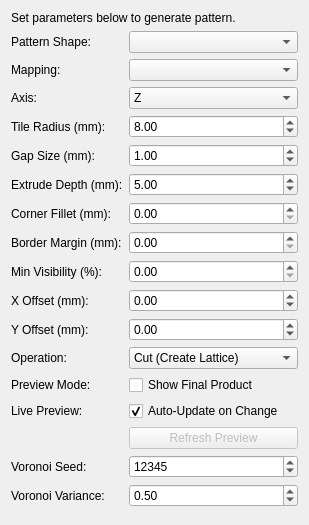
Above: freecad/latticegen/resources/ui/lattice_panel.ui from saltchicken/LatticeGen before the change. Below: the same form after it.
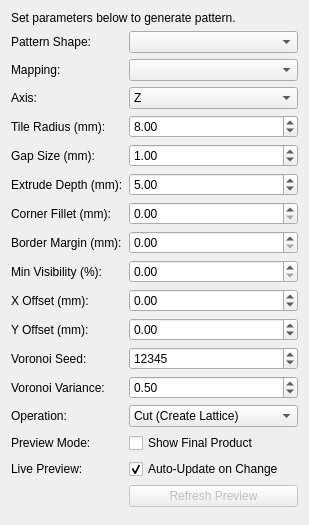
That is the form after the change.

Commit message: Fix mapping error

```diff
--- a/freecad/latticegen/resources/ui/lattice_panel.ui
+++ b/freecad/latticegen/resources/ui/lattice_panel.ui
@@ -40,56 +40,42 @@
      <item row="9" column="1"><widget class="QDoubleSpinBox" name="offset_x_spin"><property name="minimum"><double>-1000.0</double></property><property name="maximum"><double>1000.0</double></property></widget></item>
      <item row="10" column="0"><widget class="QLabel"><property name="text"><string>Y Offset (mm):</string></property></widget></item>
      <item row="10" column="1"><widget class="QDoubleSpinBox" name="offset_y_spin"><property name="minimum"><double>-1000.0</double></property><property name="maximum"><double>1000.0</double></property></widget></item>
-     <item row="11" column="0"><widget class="QLabel"><property name="text"><string>Operation:</string></property></widget></item>
-     <item row="11" column="1">
+     
+     <!-- Inserted Voronoi parameters here at rows 11 and 12 -->
+     <item row="11" column="0"><widget class="QLabel" name="voronoi_seed_label"><property name="text"><string>Voronoi Seed:</string></property></widget></item>
+     <item row="11" column="1"><widget class="QSpinBox" name="voronoi_seed_spin"><property name="maximum"><number>999999</number></property><property name="value"><number>12345</number></property></widget></item>
+     
+     <item row="12" column="0"><widget class="QLabel" name="voronoi_variance_label"><property name="text"><string>Voronoi Variance:</string></property></widget></item>
+     <item row="12" column="1"><widget class="QDoubleSpinBox" name="voronoi_variance_spin"><property name="maximum"><double>1.0</double></property><property name="singleStep"><double>0.1</double></property><property name="value"><double>0.5</double></property></widget></item>
+     
+     <!-- Shifted remaining items down by 2 -->
+     <item row="13" column="0"><widget class="QLabel"><property name="text"><string>Operation:</string></property></widget></item>
+     <item row="13" column="1">
       <widget class="QComboBox" name="operation_combo">
        <item><property name="text"><string>Cut (Create Lattice)</string></property></item>
        <item><property name="text"><string>Common (Create Panels)</string></property></item>
       </widget>
      </item>
-     <item row="12" column="0"><widget class="QLabel"><property name="text"><string>Preview Mode:</string></property></widget></item>
-     <item row="12" column="1">
+     <item row="14" column="0"><widget class="QLabel"><property name="text"><string>Preview Mode:</string></property></widget></item>
+     <item row="14" column="1">
       <widget class="QCheckBox" name="preview_toggle_check">
        <property name="text"><string>Show Final Product</string></property>
       </widget>
      </item>
-     <item row="13" column="0"><widget class="QLabel"><property name="text"><string>Live Preview:</string></property></widget></item>
-     <item row="13" column="1">
+     <item row="15" column="0"><widget class="QLabel"><property name="text"><string>Live Preview:</string></property></widget></item>
+     <item row="15" column="1">
       <widget class="QCheckBox" name="auto_update_check">
        <property name="text"><string>Auto-Update on Change</string></property>
        <property name="checked"><bool>true</bool></property>
       </widget>
      </item>
-     <item row="14" column="0"><widget class="QLabel"><property name="text"><string></string></property></widget></item>
-     <item row="14" column="1">
+     <item row="16" column="0"><widget class="QLabel"><property name="text"><string></string></property></widget></item>
+     <item row="16" column="1">
       <widget class="QPushButton" name="refresh_button">
        <property name="text"><string>Refresh Preview</string></property>
        <property name="enabled"><bool>false</bool></property>
       </widget>
      </item>
-     <item row="15" column="0">
-      <widget class="QLabel" name="voronoi_seed_label">
-       <property name="text"><string>Voronoi Seed:</string></property>
-      </widget>
-     </item>
-     <item row="15" column="1">
-      <widget class="QSpinBox" name="voronoi_seed_spin">
-       <property name="maximum"><number>999999</number></property>
-       <property name="value"><number>12345</number></property>
-      </widget>
-     </item>
-     <item row="16" column="0">
-      <widget class="QLabel" name="voronoi_variance_label">
-       <property name="text"><string>Voronoi Variance:</string></property>
-      </widget>
-     </item>
-     <item row="16" column="1">
-      <widget class="QDoubleSpinBox" name="voronoi_variance_spin">
-       <property name="maximum"><double>1.0</double></property>
-       <property name="singleStep"><double>0.1</double></property>
-       <property name="value"><double>0.5</double></property>
-      </widget>
-     </item>
     </layout>
    </item>
    <item><spacer><property name="orientation"><enum>Qt::Vertical</enum></property></spacer></item>
```
The commit also changes 1 other file.
